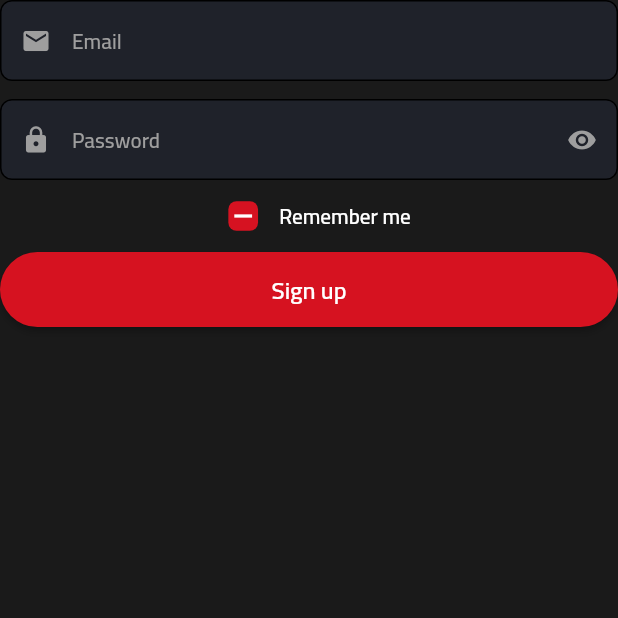
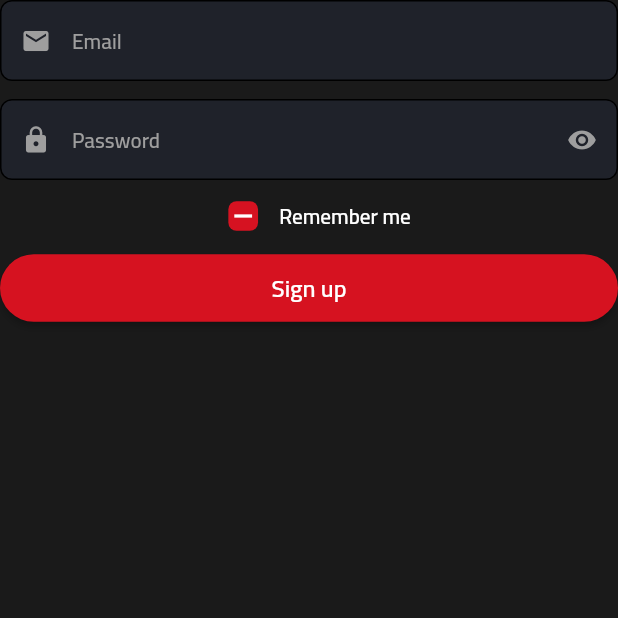
Before and after one commit to mohamedmohamedy/Mova, a Flutter app: the screen it shows after launch, on a phone screen of 412 x 824 dp, the top half of it. Run offline on Flutter 3.47's test engine with Material 2 defaults, Android fonts, the phone set to English and light mode, and no system bars; our stand-ins replace dartz, equatable, firebase_auth, firebase_core, flutter_bloc, get_it and 3 more; accounts and stored records are empty.

```diff
--- a/lib/core/resources/theme_manager.dart
+++ b/lib/core/resources/theme_manager.dart
@@ -108,7 +108,7 @@ ThemeData getApplicationDarkTheme() {
     elevatedButtonTheme: ElevatedButtonThemeData(
       style: ElevatedButton.styleFrom(
         shape: const StadiumBorder(),
-        minimumSize: const Size(double.infinity, DoubleManager.d_50),
+        minimumSize: const Size(double.infinity, DoubleManager.d_45),
         textStyle: getSemiBoldStyle(
             fontName: FontsName.generalFont, fontSize: DoubleManager.d_16),
       ),
--- a/lib/core/resources/values_manager.dart
+++ b/lib/core/resources/values_manager.dart
@@ -10,6 +10,7 @@ class DoubleManager {
   static const double d_20 = 20;
   static const double d_22 = 22;
   static const double d_24 = 24;
+  static const double d_45 = 45;
   static const double d_50 = 50;
   static const double d_70 = 70;
 }
```
